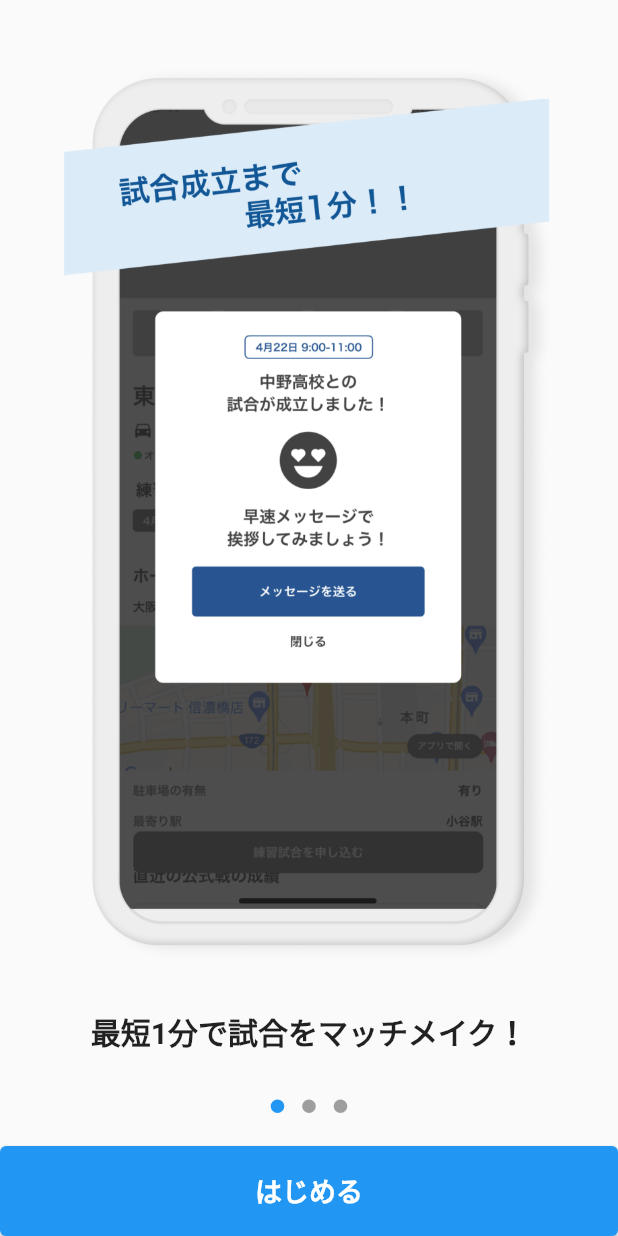
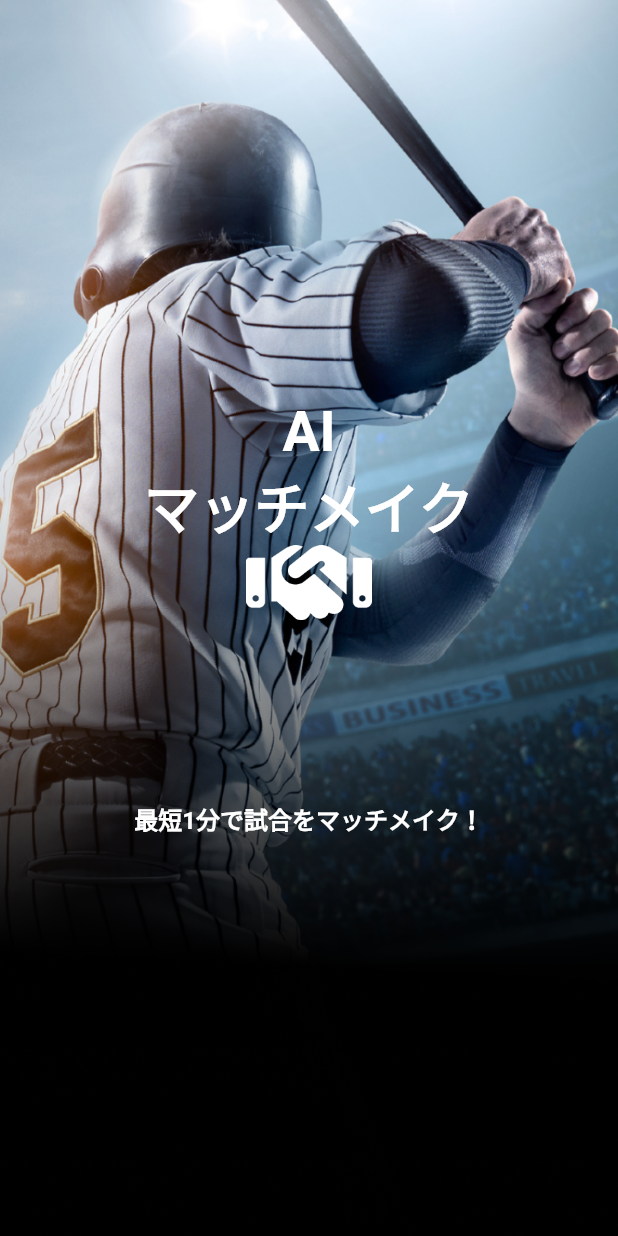
Before and after one commit to gopalkriagg/ai_match_make_mobile_app, a Flutter app: the screen it shows after launch, on a phone screen of 412 x 824 dp. Run offline on Flutter 3.47's test engine with Material 2 defaults, Android fonts, the phone set to English and light mode, and no system bars; drawn by our look-alikes of introduction_screen; our stand-ins replace bloc; generated files the repository leaves out were written again.

Commit message:
Creating new screen

```diff
--- a/lib/app/view/app.dart
+++ b/lib/app/view/app.dart
@@ -1,3 +1,4 @@
+import 'package:ai_match_make_mobile_app/choose_log_in_or_register_page/choose_log_in_or_register_page.dart';
 import 'package:ai_match_make_mobile_app/introduction_page/introduction_page.dart';
 import 'package:ai_match_make_mobile_app/l10n/l10n.dart';
 import 'package:flutter/material.dart';
@@ -19,7 +20,7 @@ class App extends StatelessWidget {
       supportedLocales: const [
         Locale('ja'),
       ],
-      home: const IntroductionPage(),
+      home: const ChooseLogInOrRegisterPage(),
     );
   }
 }
--- /dev/null
+++ b/lib/choose_log_in_or_register_page/choose_log_in_or_register_page.dart
@@ -0,0 +1,61 @@
+import 'package:ai_match_make_mobile_app/l10n/l10n.dart';
+import 'package:flutter/material.dart';
+
+class ChooseLogInOrRegisterPage extends StatelessWidget {
+  const ChooseLogInOrRegisterPage({super.key});
+
+  @override
+  Widget build(BuildContext context) {
+    return Scaffold(
+      body: Stack(
+        children: [
+          Image.asset(
+            'assets/images/person_holding_bat.png',
+            height: double.infinity,
+            width: double.infinity,
+            fit: BoxFit.cover,
+          ),
+          SizedBox(
+            width: double.infinity,
+            child: Column(
+              mainAxisAlignment: MainAxisAlignment.center,
+              children: [
+                const Text(
+                  'AI',
+                  textAlign: TextAlign.center,
+                  style: TextStyle(
+                    fontSize: 36.8,
+                    fontWeight: FontWeight.bold,
+                    color: Colors.white,
+                  ),
+                ),
+                Text(
+                  AppLocalizations.of(context).appNameShort,
+                  textAlign: TextAlign.center,
+                  style: const TextStyle(
+                    fontSize: 36.8,
+                    fontWeight: FontWeight.bold,
+                    color: Colors.white,
+                  ),
+                ),
+                Image.asset(
+                  'assets/images/handshake_white.png',
+                  scale: 2.2,
+                ),
+                const SizedBox(height: 120),
+                Text(
+                  AppLocalizations.of(context).makeMatchInAsLittleAsOneMinute,
+                  style: const TextStyle(
+                    fontSize: 16,
+                    fontWeight: FontWeight.bold,
+                    color: Colors.white,
+                  ),
+                ),
+              ],
+            ),
+          ),
+        ],
+      ),
+    );
+  }
+}
--- a/lib/l10n/arb/app_en.arb
+++ b/lib/l10n/arb/app_en.arb
@@ -1,7 +1,9 @@
 {
     "@@locale": "en",
+    "appNameShort": "Matchmake",
     "onboardingPageTitle1": "Matchmake in as little as 1 minute!",
     "onboardingPageTitle2": "Different match formation methods depending on the matching settings (automatic or manual)!",
     "onboardingPageTitle3": "After a match is made, you can communicate with the opposing team.",
-    "onboardingPageBeginButtonText": "Let's begin!"
+    "onboardingPageBeginButtonText": "Let's begin!",
+    "makeMatchInAsLittleAsOneMinute": "Matchmake in as little as 1 minute!"
 }
--- a/lib/l10n/arb/app_ja.arb
+++ b/lib/l10n/arb/app_ja.arb
@@ -1,7 +1,9 @@
 {
     "@@locale": "ja",
+    "appNameShort": "マッチメイク",
     "onboardingPageTitle1": "最短1分で試合をマッチメイク！",
     "onboardingPageTitle2": "マッチング設定（自動 or 手動）により試合成立方法が違う！",
     "onboardingPageTitle3": "試合成立後は相手チームとやり取りも可能。",
-    "onboardingPageBeginButtonText": "はじめる"
+    "onboardingPageBeginButtonText": "はじめる",
+    "makeMatchInAsLittleAsOneMinute": "最短1分で試合をマッチメイク！"
 }
--- a/pubspec.yaml
+++ b/pubspec.yaml
@@ -30,3 +30,5 @@ flutter:
     - assets/images/introduction_page/onboarding1.png
     - assets/images/introduction_page/onboarding2.png
     - assets/images/introduction_page/onboarding3.png
+    - assets/images/person_holding_bat.png
+    - assets/images/handshake_white.png
```
Also changed, not shown: assets/images/handshake_white.png (added), assets/images/person_holding_bat.png (added).
